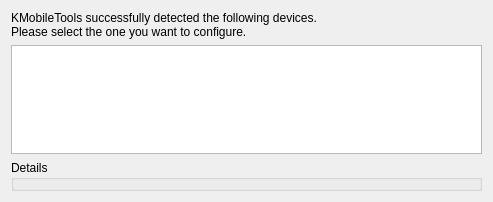
Before: the Qt Designer form kmobiletools/kmobiletools/engines/libkmobiletoolsengineui/devicesfoundPage.ui in chusopr/kdepim-ktimetracker-akonadi, drawn with Qt 5.
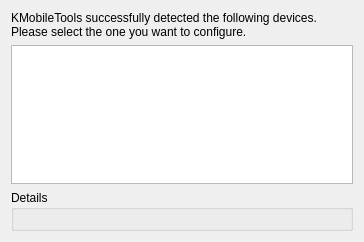
After: the same form once the commit is applied.

```diff
--- a/kmobiletools/kmobiletools/engines/libkmobiletoolsengineui/devicesfoundPage.ui
+++ b/kmobiletools/kmobiletools/engines/libkmobiletoolsengineui/devicesfoundPage.ui
@@ -5,8 +5,8 @@
    <rect>
     <x>0</x>
     <y>0</y>
-    <width>493</width>
-    <height>202</height>
+    <width>364</width>
+    <height>242</height>
    </rect>
   </property>
   <property name="windowTitle" >
@@ -35,6 +35,14 @@
      <property name="title" >
       <string>Details</string>
      </property>
+     <layout class="QVBoxLayout" >
+      <item>
+       <widget class="QStackedWidget" name="detailsWS" >
+        <widget class="QWidget" name="page" />
+        <widget class="QWidget" name="page_2" />
+       </widget>
+      </item>
+     </layout>
     </widget>
    </item>
   </layout>
```
